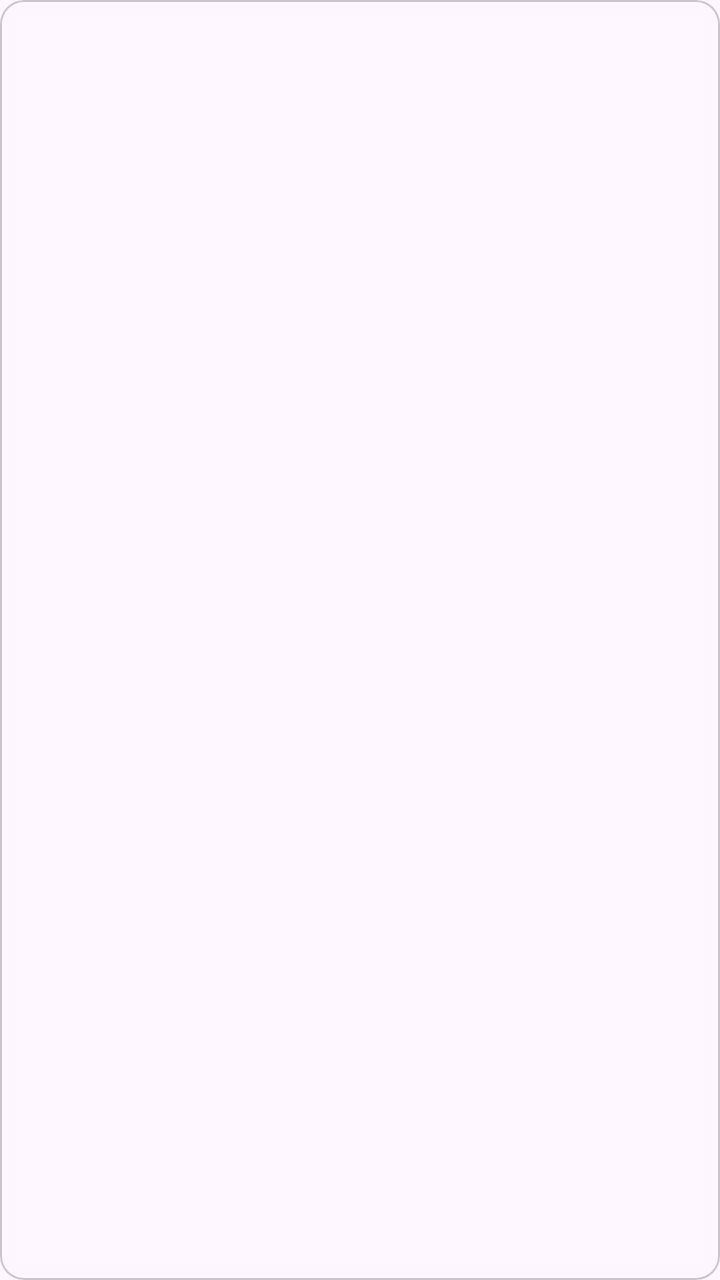
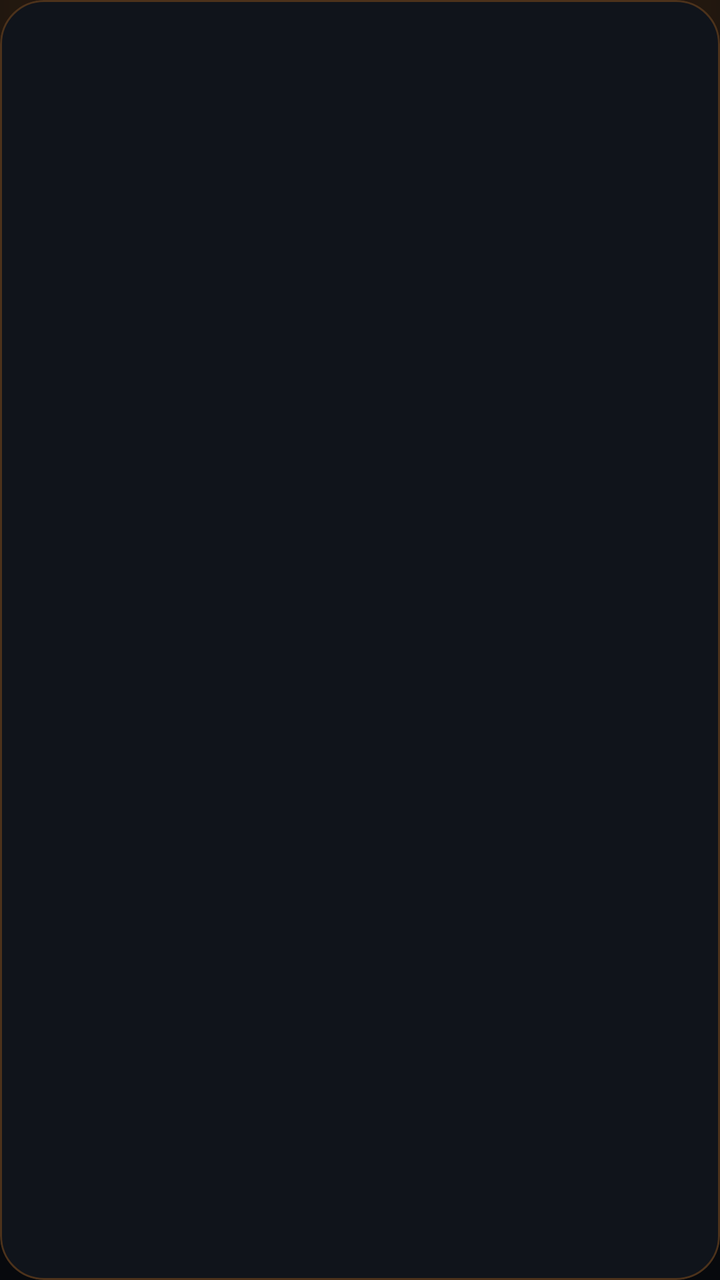

Screens rendered from an Android XML layout before and after an edit, with the pre-edit source and the edit as a unified diff.
<!-- AndroidManifest.xml: application theme Theme.GuitarTuner -->
<!-- res/layout/item_lesson.xml -->
<?xml version="1.0" encoding="utf-8"?>
<com.google.android.material.card.MaterialCardView
    xmlns:android="http://schemas.android.com/apk/res/android"
    android:layout_width="match_parent"
    android:layout_height="wrap_content"
    android:layout_marginStart="16dp"
    android:layout_marginTop="6dp"
    android:layout_marginEnd="16dp"
    android:layout_marginBottom="6dp"
    android:clickable="true"
    android:focusable="true">

    <LinearLayout
        android:layout_width="match_parent"
        android:layout_height="wrap_content"
        android:orientation="vertical"
        android:padding="16dp">

        <TextView
            android:id="@+id/textLessonTitle"
            android:layout_width="match_parent"
            android:layout_height="wrap_content"
            android:textSize="17sp"
            android:textStyle="bold"/>

        <TextView
            android:id="@+id/textLessonDescription"
            android:layout_width="match_parent"
            android:layout_height="wrap_content"
            android:paddingTop="4dp"
            android:textSize="14sp"/>
    </LinearLayout>

</com.google.android.material.card.MaterialCardView>
<!-- resources referenced by this layout -->
<resources>
  <style name="Base.Theme.GuitarTuner" parent="Theme.Material3.DayNight.NoActionBar">
          
          
      </style>
  <!-- unchanged entries left out for length: 1 -->
</resources>

<!-- the commit's change to res/layout/item_lesson.xml (unified diff, before → after) -->
@@ -1,6 +1,7 @@
 <?xml version="1.0" encoding="utf-8"?>
 <com.google.android.material.card.MaterialCardView
     xmlns:android="http://schemas.android.com/apk/res/android"
+    style="@style/Widget.GuitarTuner.Card"
     android:layout_width="match_parent"
     android:layout_height="wrap_content"
     android:layout_marginStart="16dp"
@@ -13,13 +14,13 @@
     <LinearLayout
         android:layout_width="match_parent"
         android:layout_height="wrap_content"
-        android:orientation="vertical"
-        android:padding="16dp">
+        android:orientation="vertical">
 
         <TextView
             android:id="@+id/textLessonTitle"
             android:layout_width="match_parent"
             android:layout_height="wrap_content"
+            android:textColor="?attr/colorOnSurface"
             android:textSize="17sp"
             android:textStyle="bold"/>
 
@@ -28,6 +29,7 @@
             android:layout_width="match_parent"
             android:layout_height="wrap_content"
             android:paddingTop="4dp"
+            android:textColor="?attr/colorOnSurfaceVariant"
             android:textSize="14sp"/>
     </LinearLayout>
 
<!-- resource entries referenced after the edit -->
@@ -1,8 +1,84 @@
 <!-- resources referenced by this layout -->
 <resources>
-  <style name="Base.Theme.GuitarTuner" parent="Theme.Material3.DayNight.NoActionBar">
+  <style name="Widget.GuitarTuner.Card" parent="Widget.Material3.CardView.Filled">
+          <item name="cardBackgroundColor">?attr/colorSurfaceContainer</item>
+          <item name="cardCornerRadius">22dp</item>
+          <item name="contentPadding">16dp</item>
+          <item name="strokeColor">@color/gt_card_stroke</item>
+          <item name="strokeWidth">1dp</item>
+          <item name="android:layout_marginBottom">12dp</item>
+      </style>
+  <color name="gt_card_stroke">#40FF8A1F</color>
+  <style name="Base.Theme.GuitarTuner" parent="Theme.Material3.Dark.NoActionBar">
+          <item name="colorPrimary">@color/gt_primary</item>
+          <item name="colorOnPrimary">@color/gt_on_primary</item>
+          <item name="colorPrimaryContainer">@color/gt_primary_container</item>
+          <item name="colorOnPrimaryContainer">@color/gt_on_primary_container</item>
+          <item name="colorSecondary">@color/gt_secondary</item>
+          <item name="colorOnSecondary">@color/gt_on_secondary</item>
+          <item name="colorSecondaryContainer">@color/gt_secondary_container</item>
+          <item name="colorOnSecondaryContainer">@color/gt_on_secondary_container</item>
+  
+          <item name="android:colorBackground">@color/gt_background</item>
+          <item name="colorSurface">@color/gt_background</item>
+          <item name="colorOnSurface">@color/gt_on_surface</item>
+          <item name="colorOnSurfaceVariant">@color/gt_on_surface_variant</item>
+          <item name="colorSurfaceContainer">@color/gt_surface_container</item>
+          <item name="colorSurfaceContainerLow">@color/gt_surface_container</item>
+          <item name="colorSurfaceContainerHigh">@color/gt_surface_container_high</item>
+          <item name="colorSurfaceContainerHighest">@color/gt_surface_container_high</item>
+          <item name="colorOutline">@color/gt_outline</item>
+          <item name="colorOutlineVariant">@color/gt_outline</item>
+  
           
-          
+          <item name="android:windowBackground">@drawable/bg_screen</item>
+          <item name="android:statusBarColor">@color/gt_background</item>
+          <item name="android:navigationBarColor">@color/gt_navigation</item>
+          <item name="android:windowLightStatusBar">false</item>
+  
+          <item name="materialButtonStyle">@style/Widget.GuitarTuner.Button</item>
+          <item name="chipStyle">@style/Widget.GuitarTuner.Chip</item>
+      </style>
+  <color name="gt_primary">#FF8A1F</color>
+  <color name="gt_on_primary">#1C0B00</color>
+  <color name="gt_primary_container">#3D1E05</color>
+  <color name="gt_on_primary_container">#FFC48A</color>
+  <color name="gt_secondary">#FFB15C</color>
+  <color name="gt_on_secondary">#2A1500</color>
+  <color name="gt_secondary_container">#24170B</color>
+  <color name="gt_on_secondary_container">#FFCF99</color>
+  <color name="gt_background">#07090D</color>
+  <color name="gt_on_surface">#F1F3F7</color>
+  <color name="gt_on_surface_variant">#9AA4B2</color>
+  <color name="gt_surface_container">#10141B</color>
+  <color name="gt_surface_container_high">#181D27</color>
+  <color name="gt_outline">#2A3140</color>
+  <!-- drawable bg_screen (drawable) -->
+  <?xml version="1.0" encoding="utf-8"?>
+  <layer-list xmlns:android="http://schemas.android.com/apk/res/android">
+      <item>
+          <shape android:shape="rectangle">
+              <solid android:color="@color/gt_background"/>
+          </shape>
+      </item>
+      <item>
+          <shape android:shape="rectangle">
+              <gradient
+                  android:type="radial"
+                  android:centerX="0.5"
+                  android:centerY="0"
+                  android:gradientRadius="420dp"
+                  android:startColor="#2EFF8A1F"
+                  android:endColor="#00FF8A1F"/>
+          </shape>
+      </item>
+  </layer-list>
+  <color name="gt_navigation">#0B0E14</color>
+  <style name="Widget.GuitarTuner.Button" parent="Widget.Material3.Button">
+          <item name="cornerRadius">16dp</item>
+      </style>
+  <style name="Widget.GuitarTuner.Chip" parent="Widget.Material3.Chip.Filter">
+          <item name="chipStrokeColor">@color/gt_card_stroke</item>
       </style>
   <!-- unchanged entries left out for length: 1 -->
 </resources>
